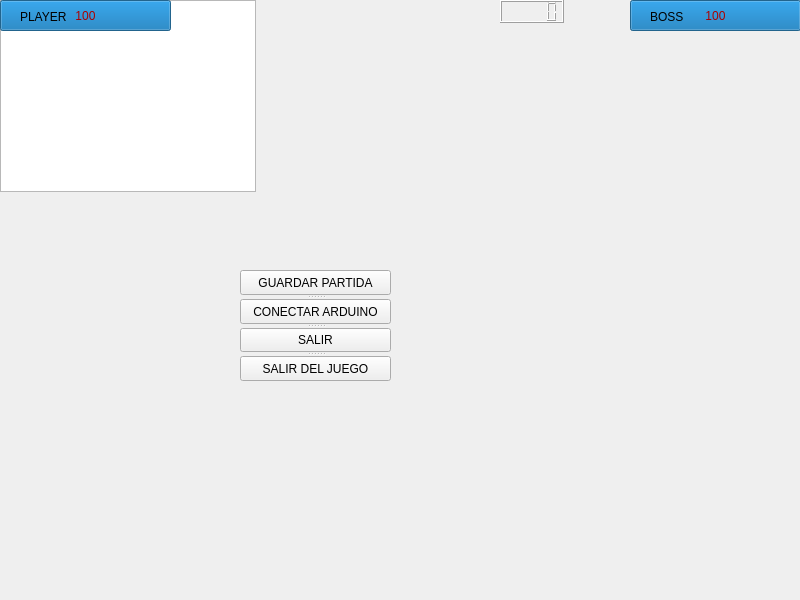
juan154850/Juego-info-2-Attack-University-, file AttackUniversity/nivel1.ui: the form before one commit.
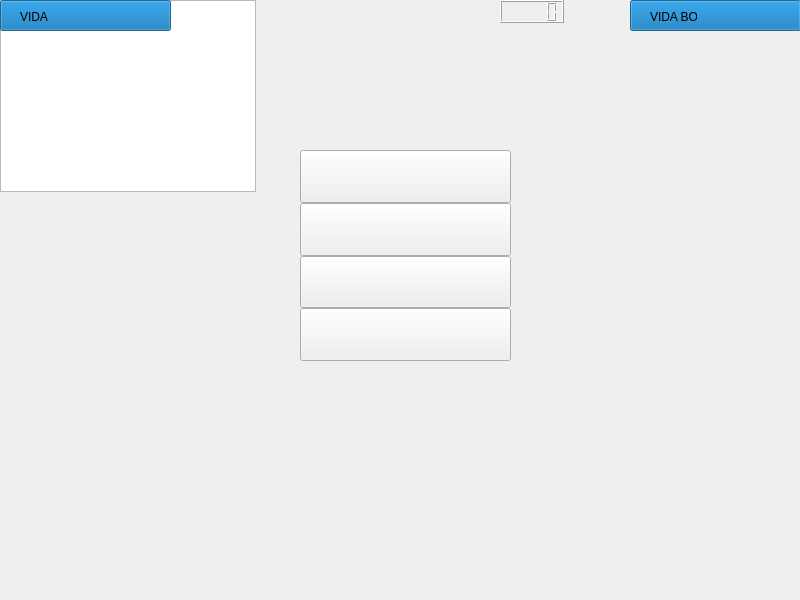
The form after the commit. Icons and pictures are not drawn.

```diff
--- a/AttackUniversity/nivel1.ui
+++ b/AttackUniversity/nivel1.ui
@@ -39,6 +39,9 @@
    </property>
   </widget>
   <widget class="QProgressBar" name="vidaJugador">
+   <property name="enabled">
+    <bool>true</bool>
+   </property>
    <property name="geometry">
     <rect>
      <x>0</x>
@@ -57,6 +60,9 @@
    <property name="value">
     <number>100</number>
    </property>
+   <property name="textVisible">
+    <bool>false</bool>
+   </property>
    <property name="format">
     <string>%p</string>
    </property>
@@ -90,6 +96,9 @@
    <property name="value">
     <number>500</number>
    </property>
+   <property name="textVisible">
+    <bool>false</bool>
+   </property>
    <property name="format">
     <string>%p</string>
    </property>
@@ -104,7 +113,7 @@
     </rect>
    </property>
    <property name="text">
-    <string>PLAYER</string>
+    <string>VIDA</string>
    </property>
   </widget>
   <widget class="QLabel" name="label_2">
@@ -117,39 +126,60 @@
     </rect>
    </property>
    <property name="text">
-    <string>BOSS</string>
+    <string>VIDA BOSS</string>
    </property>
   </widget>
   <widget class="QSplitter" name="splitter">
    <property name="geometry">
     <rect>
-     <x>240</x>
-     <y>270</y>
-     <width>151</width>
-     <height>111</height>
+     <x>300</x>
+     <y>150</y>
+     <width>211</width>
+     <height>211</height>
     </rect>
    </property>
    <property name="orientation">
     <enum>Qt::Vertical</enum>
    </property>
+   <property name="opaqueResize">
+    <bool>false</bool>
+   </property>
+   <property name="handleWidth">
+    <number>0</number>
+   </property>
+   <property name="childrenCollapsible">
+    <bool>false</bool>
+   </property>
    <widget class="QPushButton" name="GUARDAPARTIDA">
+    <property name="styleSheet">
+     <string notr="true">border-image: url(:/imagenes2/GUARDAR.png);</string>
+    </property>
     <property name="text">
-     <string>GUARDAR PARTIDA</string>
+     <string/>
     </property>
    </widget>
    <widget class="QPushButton" name="ARDUINO">
+    <property name="styleSheet">
+     <string notr="true">border-image: url(:/imagenes2/ARDUINO.png);</string>
+    </property>
     <property name="text">
-     <string>CONECTAR ARDUINO</string>
+     <string/>
     </property>
    </widget>
    <widget class="QPushButton" name="SALIR">
+    <property name="styleSheet">
+     <string notr="true">border-image: url(:/imagenes2/SALIR.png);</string>
+    </property>
     <property name="text">
-     <string>SALIR</string>
+     <string/>
     </property>
    </widget>
    <widget class="QPushButton" name="pushButton">
+    <property name="styleSheet">
+     <string notr="true">border-image: url(:/imagenes2/SALIR DEL JUEGO.png);</string>
+    </property>
     <property name="text">
-     <string>SALIR DEL JUEGO</string>
+     <string/>
     </property>
    </widget>
   </widget>
```
